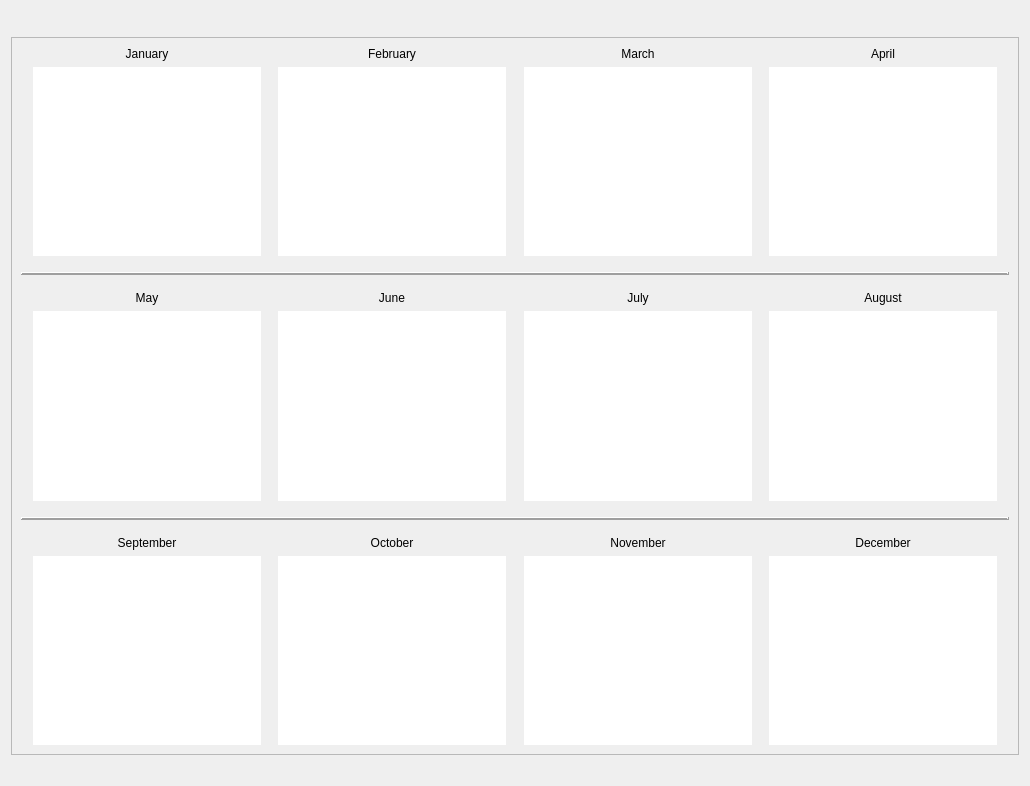
Before: the Qt Designer form CashFlowManager/expensetypesummarydialog.ui in epw7856/CashFlowManager, drawn with Qt 5.
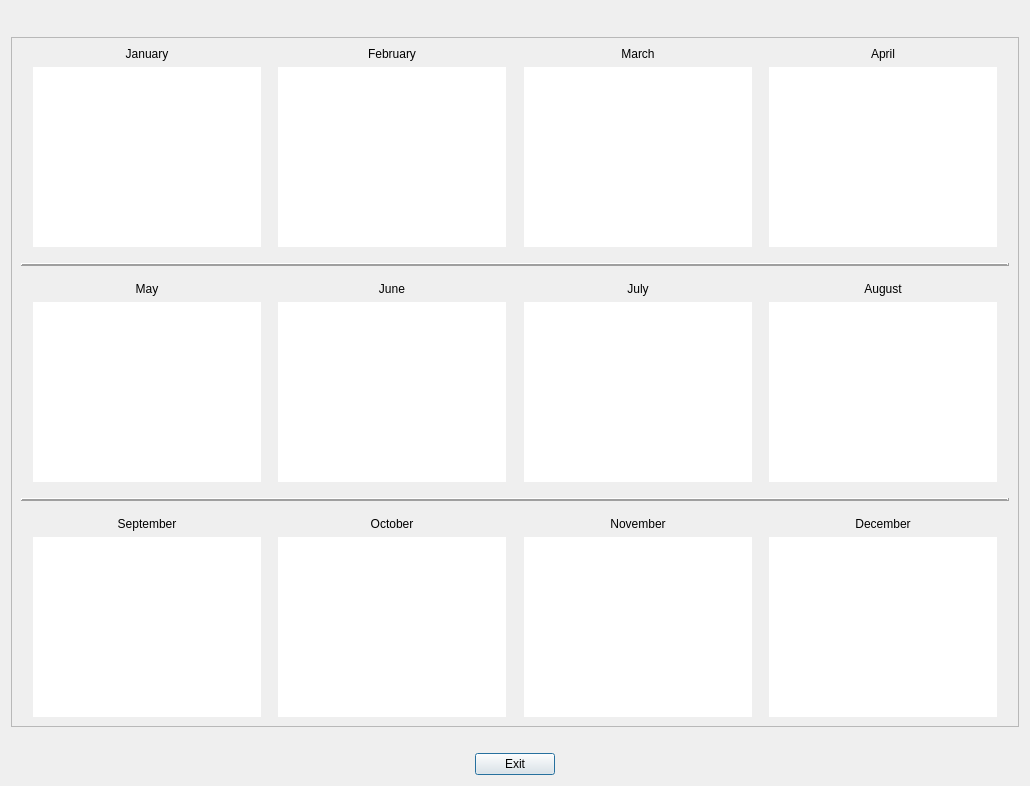
After: the same form once the commit is applied.

```diff
--- a/CashFlowManager/expensetypesummarydialog.ui
+++ b/CashFlowManager/expensetypesummarydialog.ui
@@ -71,7 +71,7 @@
         <x>0</x>
         <y>0</y>
         <width>1010</width>
-        <height>712</height>
+        <height>681</height>
        </rect>
       </property>
       <layout class="QVBoxLayout" name="verticalLayout_15">
@@ -791,6 +791,43 @@
      </property>
     </spacer>
    </item>
+   <item>
+    <layout class="QHBoxLayout" name="horizontalLayout_5">
+     <item>
+      <spacer name="horizontalSpacer_19">
+       <property name="orientation">
+        <enum>Qt::Horizontal</enum>
+       </property>
+       <property name="sizeHint" stdset="0">
+        <size>
+         <width>40</width>
+         <height>20</height>
+        </size>
+       </property>
+      </spacer>
+     </item>
+     <item>
+      <widget class="QPushButton" name="pushButtonExit">
+       <property name="text">
+        <string>Exit</string>
+       </property>
+      </widget>
+     </item>
+     <item>
+      <spacer name="horizontalSpacer_20">
+       <property name="orientation">
+        <enum>Qt::Horizontal</enum>
+       </property>
+       <property name="sizeHint" stdset="0">
+        <size>
+         <width>40</width>
+         <height>20</height>
+        </size>
+       </property>
+      </spacer>
+     </item>
+    </layout>
+   </item>
   </layout>
  </widget>
  <resources/>
```
